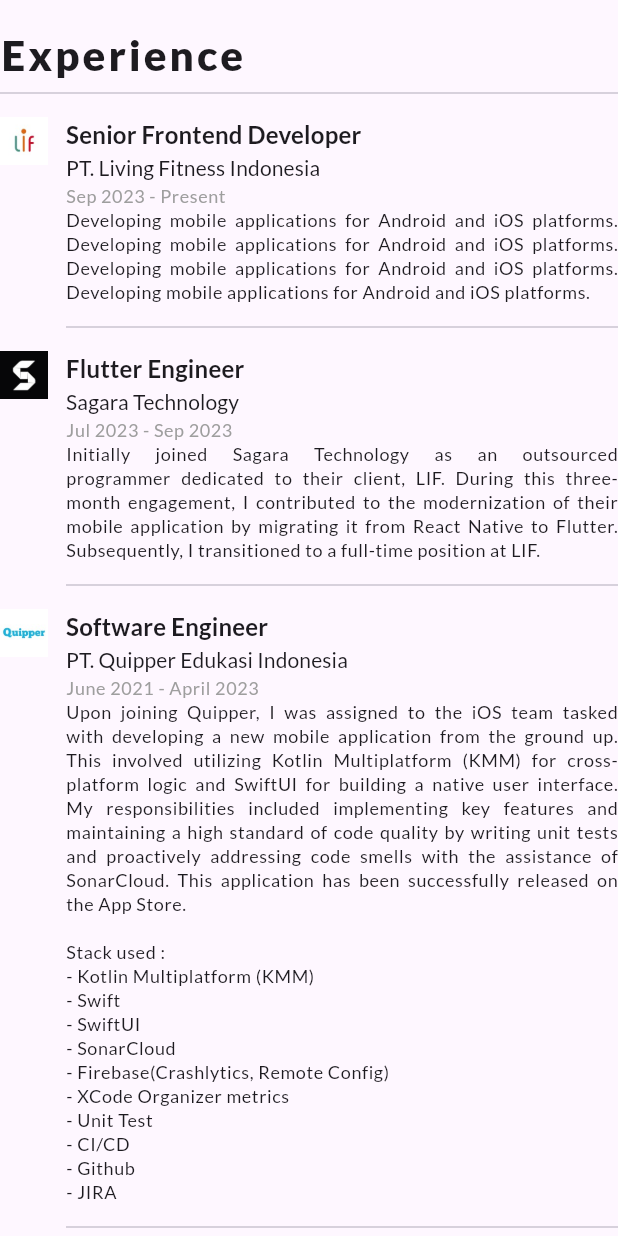
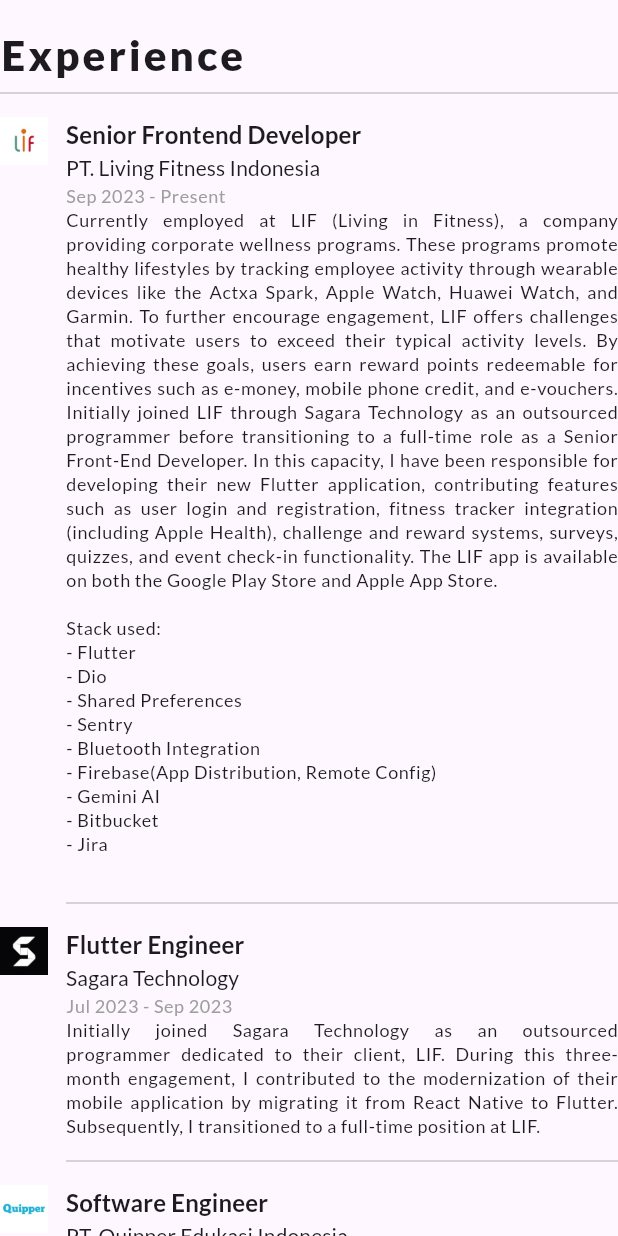
Before and after one commit to prasetya4di/my_cv, a Flutter app: the ProfileWorkExperience widget shown alone on an empty page, opened directly, on a phone screen of 412 x 824 dp. Run offline on Flutter 3.47's test engine with Material 3 defaults, Android fonts, the light colour scheme and no system bars; our stand-ins replace google_fonts, simple_icons.

Commit message:
Add proper description for lif work experience

```diff
--- a/lib/page/widgets/full_profile_section.dart
+++ b/lib/page/widgets/full_profile_section.dart
@@ -13,10 +13,9 @@
       child: Column(
         mainAxisAlignment: MainAxisAlignment.center,
         children: [
-          ProfileWorkExperience(),
           ProfileAboutMe(),
           ProfileEducation(),
-
+          ProfileWorkExperience(),
         ],
       ),
     );
--- a/lib/page/widgets/profile_work_experience.dart
+++ b/lib/page/widgets/profile_work_experience.dart
@@ -25,9 +25,9 @@
           company: "PT. Living Fitness Indonesia",
           startYear: "Sep 2023",
           endYear: "Present",
-          description:
-              "Developing mobile applications for Android and iOS platforms. Developing mobile applications for Android and iOS platforms. Developing mobile applications for Android and iOS platforms. Developing mobile applications for Android and iOS platforms.",
-        ),
+            description: """
+          Currently employed at LIF (Living in Fitness), a company providing corporate wellness programs. These programs promote healthy lifestyles by tracking employee activity through wearable devices like the Actxa Spark, Apple Watch, Huawei Watch, and Garmin. To further encourage engagement, LIF offers challenges that motivate users to exceed their typical activity levels. By achieving these goals, users earn reward points redeemable for incentives such as e-money, mobile phone credit, and e-vouchers. Initially joined LIF through Sagara Technology as an outsourced programmer before transitioning to a full-time role as a Senior Front-End Developer.  In this capacity, I have been responsible for developing their new Flutter application, contributing features such as user login and registration, fitness tracker integration (including Apple Health), challenge and reward systems, surveys, quizzes, and event check-in functionality. The LIF app is available on both the Google Play Store and Apple App Store.\n\nStack used:\n- Flutter \n- Dio\n- Shared Preferences\n- Sentry\n- Bluetooth Integration\n- Firebase(App Distribution, Remote Config)\n- Gemini AI\n- Bitbucket\n- Jira
+          """),
         const ProfileWorkExperienceItem(
           asset: "assets/logo_sagara.jpeg",
           role: "Flutter Engineer",
```
Also changed, not shown: firebase.json (added), 1 other file.
